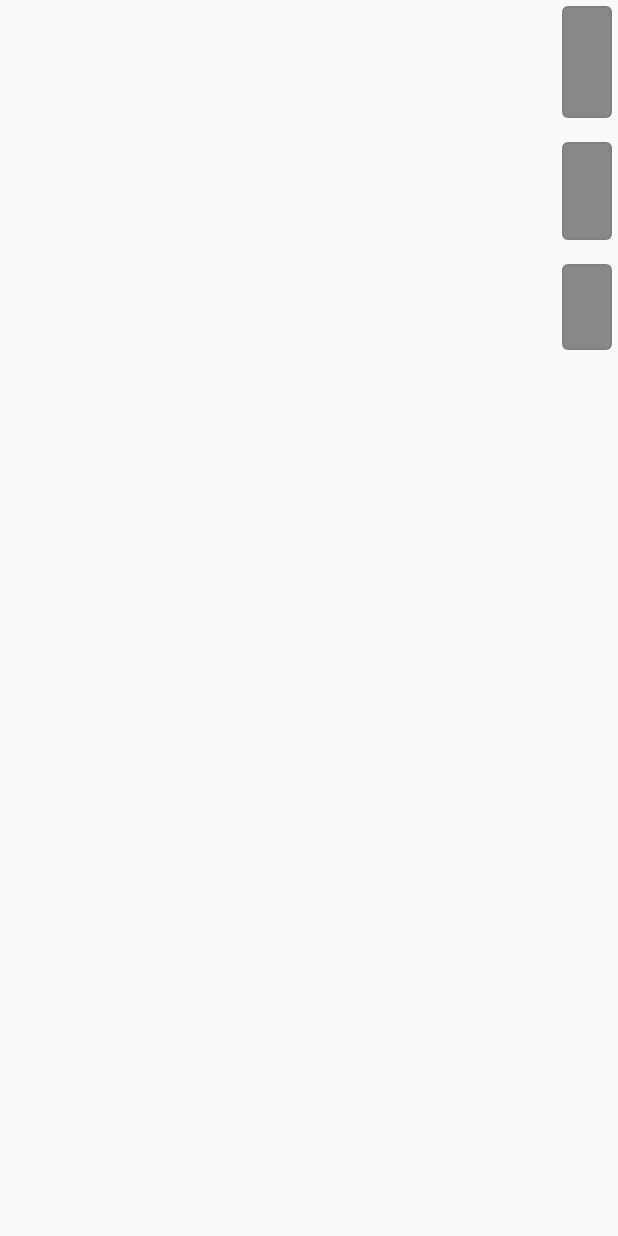
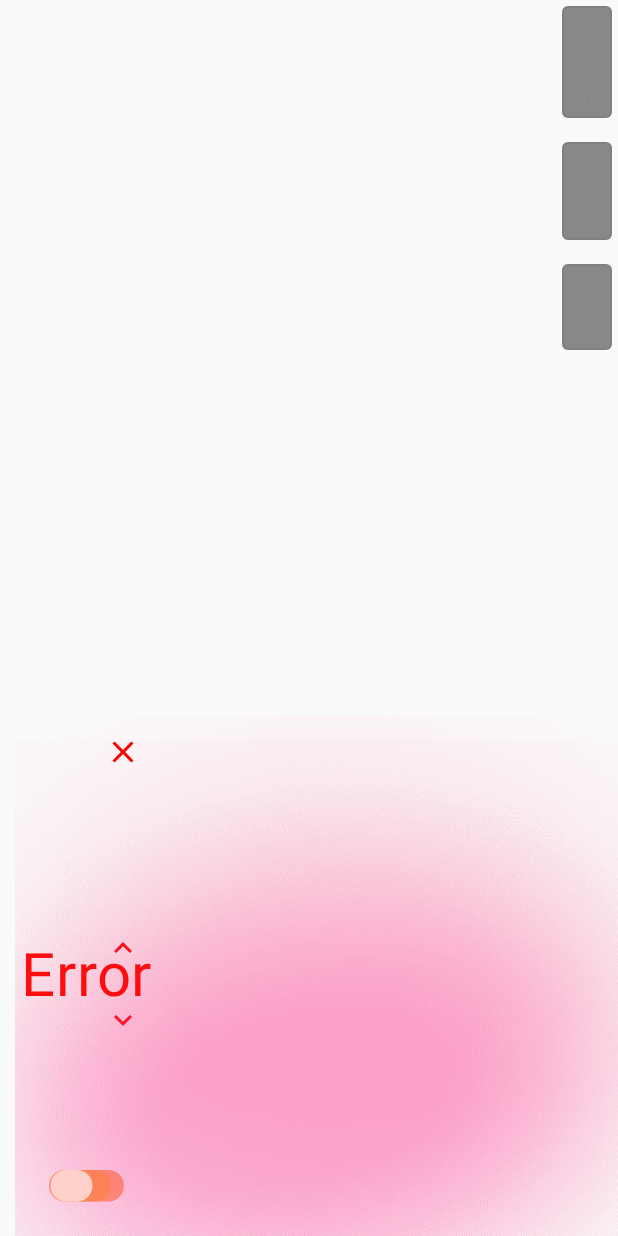
Before and after one commit to alex-b-min/A01_Compose_Study, an Android app built with Jetpack Compose: the screen it shows after launch (MainActivity), after a tap on "Error", on a phone screen of 412 x 824 dp. Run offline under Robolectric (Android 15) with nearby library versions, the phone set to English and light mode, and no system bars; our stand-ins replace Dagger/Hilt's generated code.

Commit message:
refactor: Help Window 기본 UI 구현 수정

```diff
--- a/app/src/main/java/com/example/a01_compose_study/presentation/components/lottie/LottieAssetAnimationHandler.kt
+++ b/app/src/main/java/com/example/a01_compose_study/presentation/components/lottie/LottieAssetAnimationHandler.kt
@@ -19,47 +19,47 @@ import com.airbnb.lottie.compose.rememberLottieComposition
 fun LottieAssetAnimationHandler(
     modifier: Modifier,
     lottieJsonAssetPath: String,
+    lottieImageAssetFolder: String,
     infiniteLoop: Boolean = true
 ) {
     // 의도한 타이밍에 실행시키거나, 원하는 지점으로 이동시켜 실행하기 위해 사용되는 방식 ==> 구체적인 재생을 위해서 사용
     val lottieAnimatable = rememberLottieAnimatable()
 
     val listeningGlowPath = remember { mutableStateOf(lottieJsonAssetPath) }
-    val errGlowPath = remember { mutableStateOf("bg_glow/frame_error_glow_lt.json") }
 
-    val listeningGlow by rememberLottieComposition(
+    val glow by rememberLottieComposition(
         LottieCompositionSpec.Asset(listeningGlowPath.value),
-        imageAssetsFolder = "bg_glow/images/default"
+        imageAssetsFolder = lottieImageAssetFolder
     )
 
-    val errorGlow by rememberLottieComposition(
-        LottieCompositionSpec.Asset(errGlowPath.value),
-        imageAssetsFolder = "bg_glow/images/error"
-    )
+//    val errorGlow by rememberLottieComposition(
+//        LottieCompositionSpec.Asset(errGlowPath.value),
+//        imageAssetsFolder = "bg_glow/images/error"
+//    )
 
     // LaunchedEffect의 key가 composition인 이유는 composition이 제대로 설정된 후에 디테일한 애니메이션 설정을 하는 animate()를 정상적으로 설정할 수 있기 때문이다.
-    LaunchedEffect(listeningGlow) {
+    LaunchedEffect(glow) {
         /**
          * 디테일 하게 애니메이션 설정을 할 수 있게 끔 도와주는 rememberLottieAnimatable()
          * 디테일 하게 설정 가능한 것은 아래와 같음
          */
         if (infiniteLoop) {
             lottieAnimatable.animate(
-                composition = listeningGlow,
+                composition = glow,
                 clipSpec = LottieClipSpec.Frame(0, 80),
                 initialProgress = 0f,
                 iterations = LottieConstants.IterateForever
             )
         } else {
             lottieAnimatable.animate(
-                composition = listeningGlow,
+                composition = glow,
                 clipSpec = LottieClipSpec.Frame(0, 80),
                 initialProgress = 0f
             )
         }
     }
     LottieAnimation(
-        composition = listeningGlow,
+        composition = glow,
         progress = lottieAnimatable.progress,
         alignment = Alignment.TopStart,
         contentScale = ContentScale.None,
--- a/app/src/main/java/com/example/a01_compose_study/presentation/components/window/CustomSizeAlertDialog.kt
+++ b/app/src/main/java/com/example/a01_compose_study/presentation/components/window/CustomSizeAlertDialog.kt
@@ -131,7 +131,7 @@ fun CustomSizeAlertDialog(
                             Icon(
                                 imageVector = Icons.Default.Close,
                                 contentDescription = null,
-                                tint = contentColor
+                                tint = if (uiState.isError) Color.Red else contentColor
                             )
                         }
                     }
@@ -153,7 +153,7 @@ fun CustomSizeAlertDialog(
                             Icon(
                                 imageVector = Icons.Default.KeyboardArrowUp,
                                 contentDescription = null,
-                                tint = contentColor
+                                tint = if (uiState.isError) Color.Red else contentColor
                             )
                         }
                         IconButton(onClick = {
@@ -169,7 +169,7 @@ fun CustomSizeAlertDialog(
                             Icon(
                                 imageVector = Icons.Default.KeyboardArrowDown,
                                 contentDescription = null,
-                                tint = contentColor
+                                tint = if (uiState.isError) Color.Red else contentColor
                             )
                         }
                     }
@@ -177,14 +177,39 @@ fun CustomSizeAlertDialog(
                         modifier = Modifier.fillMaxSize(),
                         contentAlignment = Alignment.BottomCenter
                     ) {
+                        //error에 따른 애니메이션 재생 분기
+                        if (uiState.isError) {
                             // Lottie Animation 배경 재생
-                        //TODO(에러에 대한 배경색 처리도 해야함)
+                            LottieAssetAnimationHandler(
+                                modifier = Modifier.fillMaxSize(),
+                                lottieJsonAssetPath = "bg_glow/frame_error_glow_l_lt.json",
+                                lottieImageAssetFolder = "bg_glow/images/error",
+                                infiniteLoop = true
+                            )
+                            LottieRawAnimationHandler(
+                                modifier = Modifier.fillMaxSize(),
+                                rawResId = R.raw.error_loop,
+                                infiniteLoop = true,
+                                onFrameChanged = { currentFrame ->
+                                    // 현재 프레임에 따라 글자 투명도(Alpha)가 변하도록 설정
+                                    textAlpha = currentFrame.let {
+                                        when (it) {
+                                            in 0F..10F -> 0F
+                                            in 10F..20F -> it.normalize(10F, 20F)
+                                            in 20F..40F -> 1F - (it.normalize(20F, 40F) * 0.5F)
+                                            else -> 0F
+                                        }
+                                    } ?: 0F
+                                }
+                            )
+                        } else {
+                            // Lottie Animation 배경 재생
                             LottieAssetAnimationHandler(
                                 modifier = Modifier.fillMaxSize(),
                                 lottieJsonAssetPath = "bg_glow/09_tsd_frame_glow_l_lt.json",
+                                lottieImageAssetFolder = "bg_glow/images/default",
                                 infiniteLoop = true
                             )
-                        // Lottie Animation 음성 인식 재생
                             LottieRawAnimationHandler(
                                 modifier = Modifier.fillMaxSize(),
                                 rawResId = R.raw.loop,
@@ -202,16 +227,18 @@ fun CustomSizeAlertDialog(
                                 }
                             )
                         }
+                    }
+
                     Box(
                         modifier = Modifier.fillMaxSize(),
                         contentAlignment = Alignment.Center
                     ) {
                         Text(
-                            text = uiState.text,
+                            text = if (uiState.isError) "Error" else uiState.text,
                             modifier = Modifier
                                 .alpha(textAlpha)
                                 .padding(bottom = 10.dp),
-                            color = contentColor,
+                            color = if (uiState.isError) Color.Red else contentColor,
                             fontSize = when (targetFillMaxHeight.value) {
                                 0.2f -> 15.sp
                                 0.4f -> 25.sp
--- a/app/src/main/java/com/example/a01_compose_study/presentation/main/MainEvent.kt
+++ b/app/src/main/java/com/example/a01_compose_study/presentation/main/MainEvent.kt
@@ -6,6 +6,7 @@ sealed class MainEvent {
     object CloseWindowEvent : MainEvent()
 
     data class OpenHelpWindowEvent(
+        val isError: Boolean,
         val text: String,
         val screenSizeType: ScreenSizeType
     ) : MainEvent()
--- a/app/src/main/java/com/example/a01_compose_study/presentation/main/MainUiState.kt
+++ b/app/src/main/java/com/example/a01_compose_study/presentation/main/MainUiState.kt
@@ -9,6 +9,7 @@ sealed class MainUiState {
 
     data class HelpWindow(
         val visible: Boolean,
+        val isError: Boolean = false,
         val text: String = "",
         val screenSizeType: ScreenSizeType = ScreenSizeType.Small
     ) : MainUiState()
--- a/app/src/main/java/com/example/a01_compose_study/presentation/main/route/MainRoute.kt
+++ b/app/src/main/java/com/example/a01_compose_study/presentation/main/route/MainRoute.kt
@@ -39,7 +39,7 @@ fun MainRoute(
             is MainUiState.HelpWindow -> {
                 CustomSizeAlertDialog(
                     uiState = uiState as MainUiState.HelpWindow,
-                    contentColor = Color.Black,
+                    contentColor = Color.Green,
                     onDismiss = {
                         viewModel.onEvent(MainEvent.CloseWindowEvent)
                     })
@@ -96,6 +96,7 @@ fun MainRoute(
                 onClick = {
                     viewModel.onEvent(
                         event = MainEvent.OpenHelpWindowEvent(
+                            isError = false,
                             text = "HelpWindow",
                             screenSizeType = ScreenSizeType.Large
                         )
@@ -117,6 +118,13 @@ fun MainRoute(
                 modifier = Modifier.fillMaxSize(0.1f),
                 contentText = "Error",
                 onClick = {
+                    viewModel.onEvent(
+                        event = MainEvent.OpenHelpWindowEvent(
+                            isError = true,
+                            text = "HelpWindow",
+                            screenSizeType = ScreenSizeType.Large
+                        )
+                    )
                 }
             )
         }
```
Also changed, not shown: app/src/main/java/com/example/a01_compose_study/presentation/main/MainViewModel.kt (+13 -4 lines), app/src/main/res/raw/error_loop.json (added, +1 -0 lines), app/src/main/assets/bg_glow/images/error/glow_b.png, app/src/main/assets/bg_glow/images/error/glow_t.png, app/src/main/assets/bg_glow/images/error/img_e_0.png, app/src/main/assets/bg_glow/images/error/img_e_1.png, app/src/main/assets/images/glow_b.png, app/src/main/assets/images/glow_t.png, app/src/main/assets/images/img_0.png, app/src/main/assets/images/img_1.png, app/src/main/assets/images/img_e_0.png, app/src/main/assets/images/img_e_1.png. Lines whose indentation alone changed are shown as unchanged.
